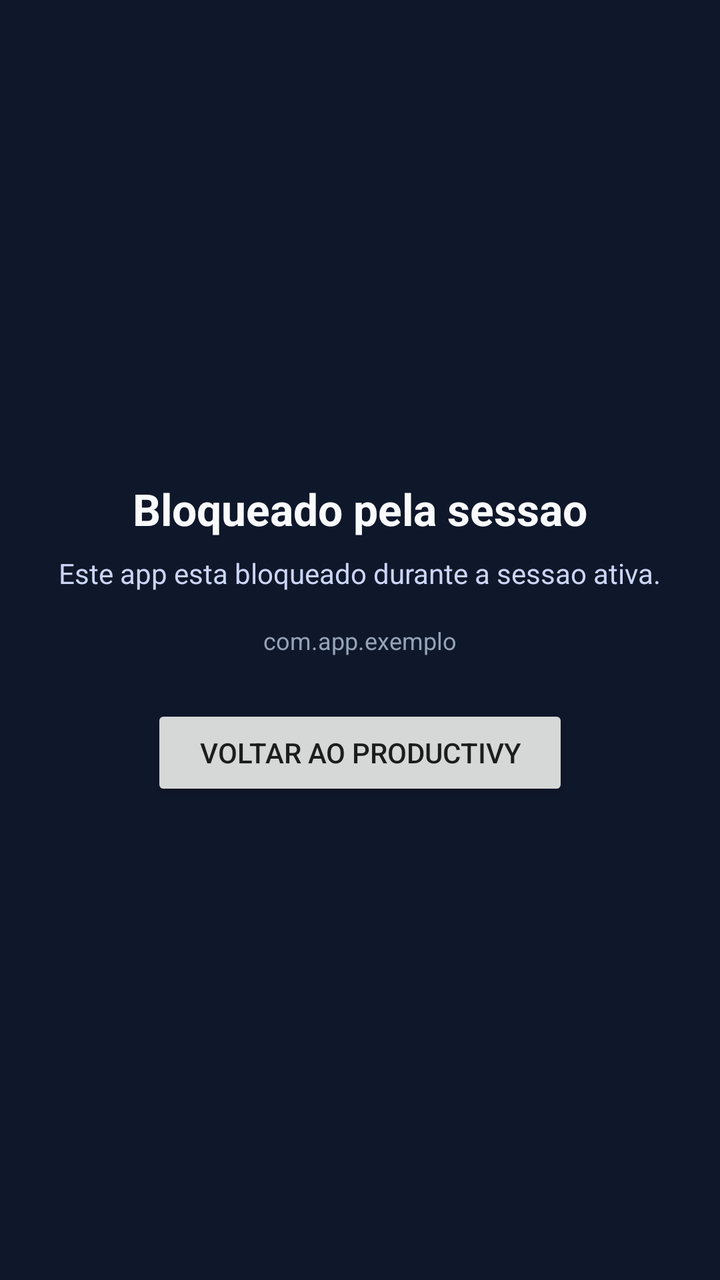
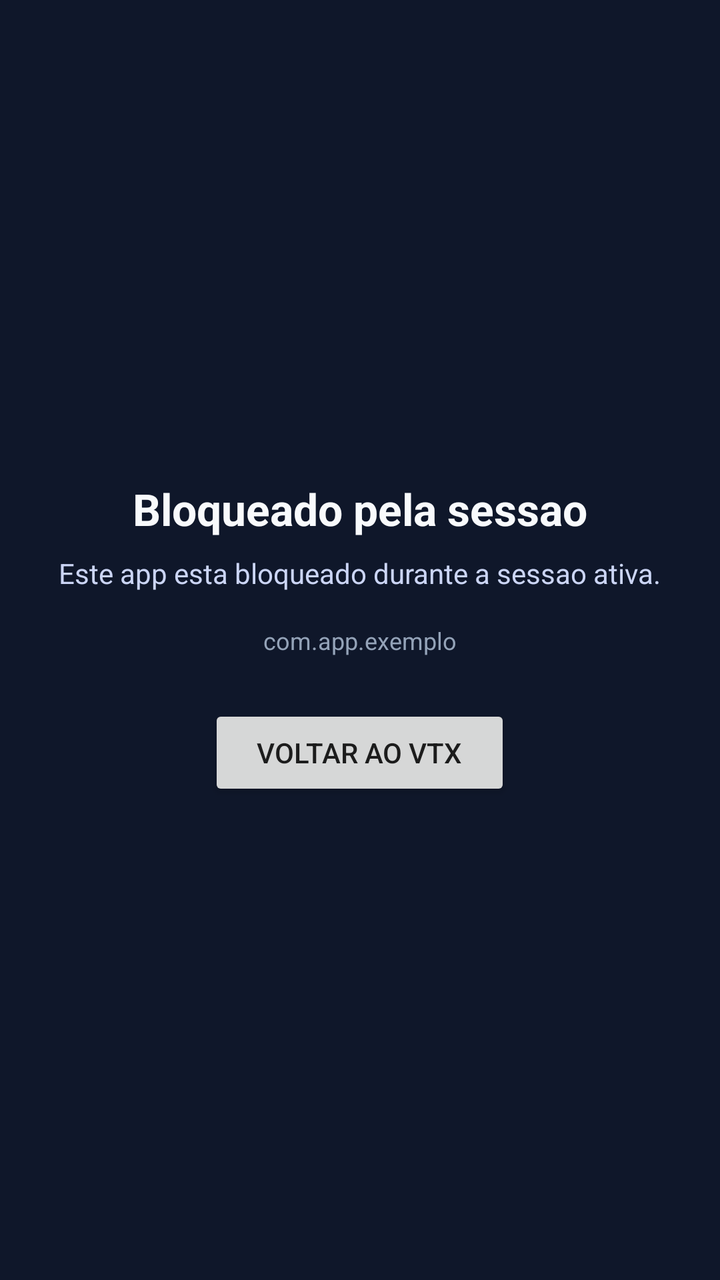

Before-and-after screenshots of an Android layout around one commit, followed by the original layout XML and the change that was made.
<!-- AndroidManifest.xml: activity theme AppTheme -->
<!-- res/layout/activity_block_screen.xml -->
<?xml version="1.0" encoding="utf-8"?>
<LinearLayout xmlns:android="http://schemas.android.com/apk/res/android"
  android:layout_width="match_parent"
  android:layout_height="match_parent"
  android:background="#0f172a"
  android:gravity="center"
  android:orientation="vertical"
  android:padding="24dp">

  <TextView
    android:id="@+id/blocked_title"
    android:layout_width="wrap_content"
    android:layout_height="wrap_content"
    android:text="Bloqueado pela sessao"
    android:textColor="#f8fafc"
    android:textSize="22sp"
    android:textStyle="bold" />

  <TextView
    android:id="@+id/blocked_subtitle"
    android:layout_width="wrap_content"
    android:layout_height="wrap_content"
    android:layout_marginTop="8dp"
    android:text="Este app esta bloqueado durante a sessao ativa."
    android:textColor="#cbd5f5"
    android:textSize="14sp" />

  <TextView
    android:id="@+id/blocked_package_text"
    android:layout_width="wrap_content"
    android:layout_height="wrap_content"
    android:layout_marginTop="16dp"
    android:text="com.app.exemplo"
    android:textColor="#94a3b8"
    android:textSize="12sp" />

  <Button
    android:id="@+id/block_back_button"
    android:layout_width="wrap_content"
    android:layout_height="wrap_content"
    android:layout_marginTop="24dp"
    android:paddingLeft="24dp"
    android:paddingRight="24dp"
    android:text="Voltar ao Productivy" />

</LinearLayout>
<!-- resources referenced by this layout -->
<resources>
  <style name="AppTheme" parent="Theme.AppCompat.DayNight.NoActionBar">
      <item name="android:enforceNavigationBarContrast" tools:targetApi="29">true</item>
      <item name="android:editTextBackground">@drawable/rn_edit_text_material</item>
      <item name="colorPrimary">@color/colorPrimary</item>
      <item name="android:statusBarColor">#ffffff</item>
    </style>
  <!-- drawable rn_edit_text_material (drawable) -->
  <?xml version="1.0" encoding="utf-8"?>
  <inset xmlns:android="http://schemas.android.com/apk/res/android"
         android:insetLeft="@dimen/abc_edit_text_inset_horizontal_material"
         android:insetRight="@dimen/abc_edit_text_inset_horizontal_material"
         android:insetTop="@dimen/abc_edit_text_inset_top_material"
         android:insetBottom="@dimen/abc_edit_text_inset_bottom_material"
         >
  
      <selector>
          
          <item android:state_enabled="false" android:drawable="@drawable/abc_textfield_default_mtrl_alpha"/>
          <item android:drawable="@drawable/abc_textfield_activated_mtrl_alpha"/>
      </selector>
  
  </inset>
  <color name="colorPrimary">#023c69</color>
</resources>

<!-- the commit's change to res/layout/activity_block_screen.xml (unified diff, before → after) -->
@@ -41,6 +41,6 @@
     android:layout_marginTop="24dp"
     android:paddingLeft="24dp"
     android:paddingRight="24dp"
-    android:text="Voltar ao Productivy" />
+    android:text="Voltar ao VTX" />
 
 </LinearLayout>
